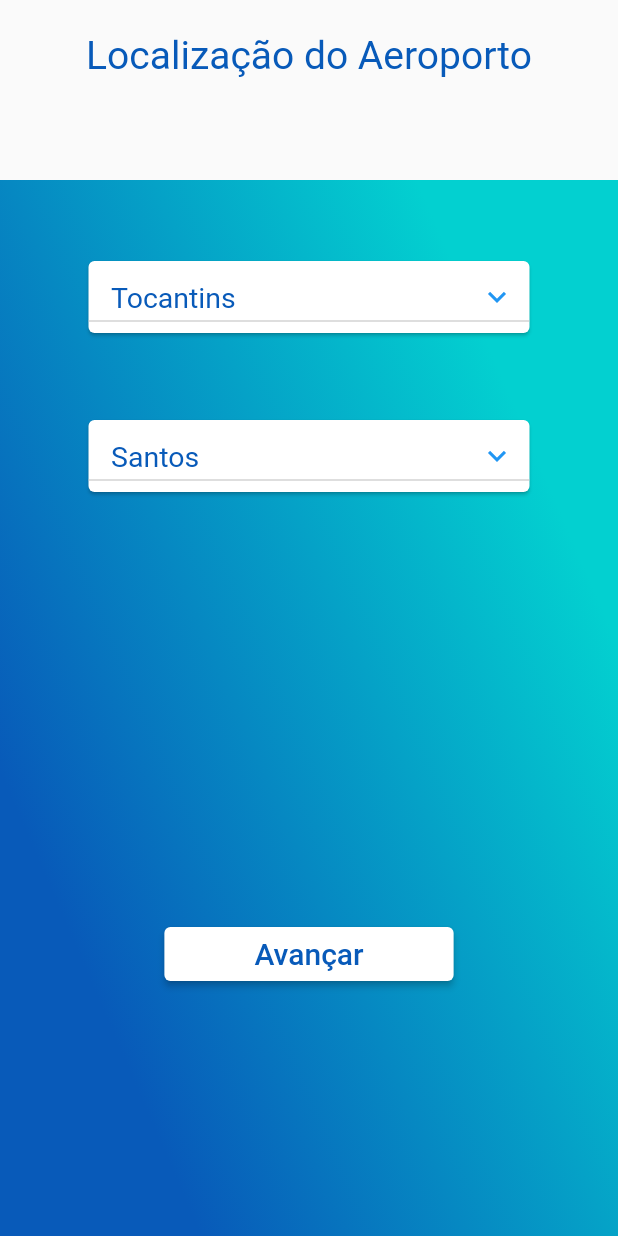
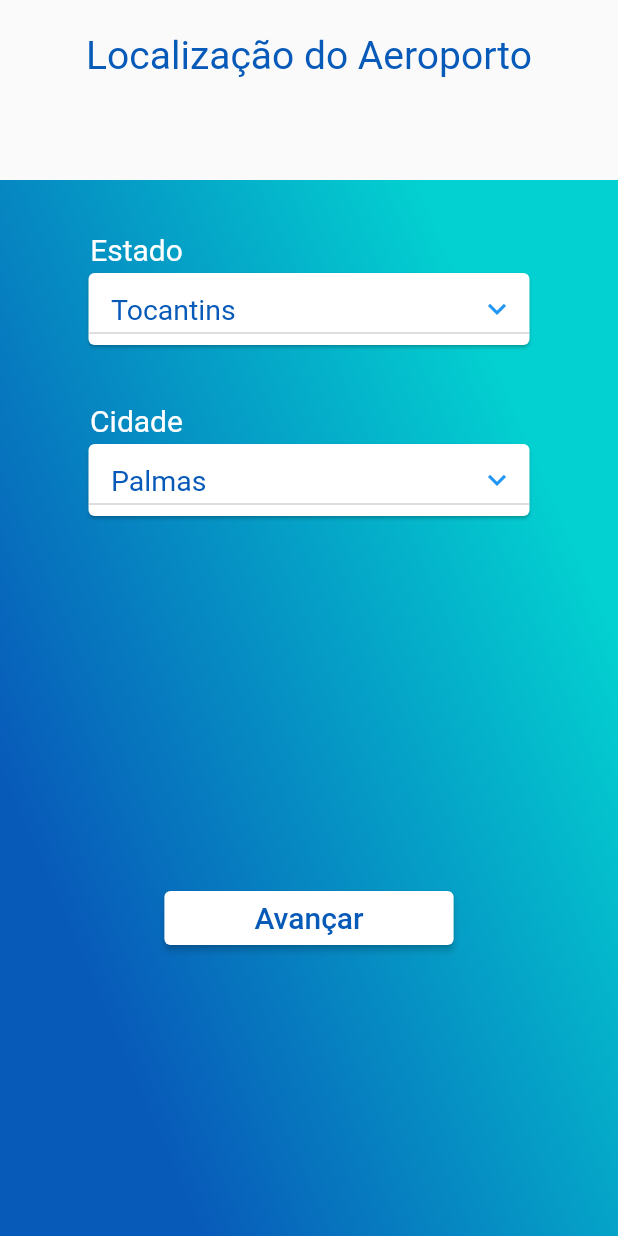
Before and after one commit to victor-lustosa/Infraero-Flutter, a Flutter app: the screen it shows after launch, after a tap on "Avançar", on a phone screen of 412 x 824 dp. Run offline on Flutter 3.47's test engine with Material 2 defaults, Android fonts, the light colour scheme and no system bars; our stand-ins replace google_fonts; Roboto replaces fonts that are missing (Ramabhadra).

Commit message:
concluindo dropdown

```diff
--- a/lib/models/infraero.dart
+++ b/lib/models/infraero.dart
@@ -57,22 +57,16 @@ class Infraero {
     return aero;
   }
 
-  void aeroportoPorEstado(String estado) {
+  void getAeroportoPorCidadeEEstado(String cidade,String estado) {
     Aeroporto? aero;
+    if(vetAeroportosCidadeEstado.isEmpty != true){
+    getAeroportosPorCidadeEstado.clear();
+    }
+
     for (int i = 0; i < getAeroportos.length; i++) {
-      if (getAeroportos[i].getEstado == estado) {
+      if (getAeroportos[i].getCidade == cidade &&
+          getAeroportos[i].getEstado == estado) {
         aero = getAeroportos[i];
-        vetAeroportosEstado.add(aero);
-      }
-    }
-    print(vetAeroportosEstado.toString());
-  }
-
-  void getAeroportoPorCidadeEEstado(String cidade) {
-    Aeroporto? aero;
-    for (int i = 0; i < getAeroportosPorEstado.length; i++) {
-      if (getAeroportosPorEstado[i].getCidade == cidade) {
-        aero = getAeroportosPorEstado[i];
         vetAeroportosCidadeEstado.add(aero);
       }
     }
--- a/lib/pages/aeroporto/home_aeroporto.dart
+++ b/lib/pages/aeroporto/home_aeroporto.dart
@@ -22,8 +22,8 @@ class _HomeAeroportoState extends State<HomeAeroporto>{
   GestorCompanhias gestComp = new GestorCompanhias();
   Aeroporto aeroporto = new Aeroporto();
   Voo voo = new Voo();
-  String? valorEstado ='';
-  String? valorCidade ='';
+  String valorEstado ='';
+  String valorCidade ='';
   void carregaDados(){
     // Companhia? comp1 = Companhia.with_parameters("Fly Emirates", 09786);
     // Companhia? comp2 = Companhia.with_parameters("GOL", 08769);
@@ -32,16 +32,21 @@ class _HomeAeroportoState extends State<HomeAeroporto>{
     // infra.insereAeroporto();
     infra.insereAeroporto(Aeroporto.with_parameters("Campo de Marte","5453345", "Palmas","Tocantins","34343"));
     infra.insereAeroporto(Aeroporto.with_parameters("Campinas/Viracopos","343234", "palmas","brasil","34545"));
+    if( infra.getAeroportosPorCidadeEstado.isEmpty == true){
+    infra.getAeroportoPorCidadeEEstado("Palmas","Tocantins");
     }
-  carregandoListaEstado(){
+  }
 
-  }
   void avancar(BuildContext context){
+
       Navigator.push(context, MaterialPageRoute(builder: (context) => ListaAeroportos(aeroporto: infra.vetAeroportosCidadeEstado)));
+
   }
   @override
   Widget build (BuildContext context) {
+     if(infra.getAeroportos.isEmpty == true){
       carregaDados();
+     }
     return Scaffold(
         appBar:
         PreferredSize(
@@ -65,25 +70,35 @@ class _HomeAeroportoState extends State<HomeAeroporto>{
                   decoration: BoxDecoration(gradient: AppGradients.linear),
                   child: Column(
                       children: <Widget> [
-                        Padding(padding: EdgeInsets.only(top: 50)),
+                        Padding(padding: EdgeInsets.only(top: 35)),
+                        Padding(padding: EdgeInsets.only(right: 230),
+                            child:Text("Estado", style: AppTextStyles.dropDownTitle,)),
                         DropDownEstado(
                           callback: (String estado){
                             setState((){
-                                  infra.aeroportoPorEstado(estado);
+                             valorEstado = estado;
+
                             });
                           },
                         ),
-                        Padding(padding: EdgeInsets.only(top: 50)),
+                        Padding(padding: EdgeInsets.only(top: 35)),
+                        Padding(padding: EdgeInsets.only(right: 230),
+                            child:Text("Cidade", style: AppTextStyles.dropDownTitle,)),
                         DropDownCidade(
                           callback: (String cidade){
                             setState((){
-                              infra.getAeroportoPorCidadeEEstado(cidade);
+                              valorCidade = cidade;
+
                             });
                           },
-                        ),Padding(padding: EdgeInsets.only(top: 280)),
+                        ),Padding(padding: EdgeInsets.only(top: 240)),
                         Row(children: <Widget> [
                           ElevatedButton(
                               onPressed: (){
+                                if(valorEstado!= '' || valorCidade != ''){
+                                infra.getAeroportoPorCidadeEEstado(valorCidade,valorEstado);
+
+                                }
                                 avancar(context);
                               },
                               child: Text("Avançar", style: AppTextStyles.button),
--- a/lib/pages/config/app_text_styles.dart
+++ b/lib/pages/config/app_text_styles.dart
@@ -24,6 +24,11 @@ class AppTextStyles {
     fontSize: 19,
     // fontWeight: FontWeight.w600,
   );
+  static final TextStyle dropDownTitle = GoogleFonts.ramabhadra(
+    color: AppColors.white,
+    fontSize: 20  ,
+    // fontWeight: FontWeight.w600,
+  );
   static final TextStyle button = GoogleFonts.ramabhadra(
     color: AppColors.blue,
     fontSize: 20,
--- a/lib/pages/widgets/dropdown/dropdown_cidade.dart
+++ b/lib/pages/widgets/dropdown/dropdown_cidade.dart
@@ -8,15 +8,14 @@ class DropDownCidade extends StatefulWidget {
   _DropDownCidadeState createState() => _DropDownCidadeState();
 }
 class _DropDownCidadeState extends State<DropDownCidade> {
-
-  String _item_selecionado= "";
-  setItemSelecionado(String item_selecionado) => _item_selecionado = item_selecionado;
   String nomeCidade="";
-  List<String> Cidades = ['Santos','Porto Alegre','Palmas','Rio de Janeiro'];
-  var _itemSelecionado = 'Santos';
+  String dropDownStringItem = '';
+  List<String> Cidades = ['Palmas','Santos','Porto Alegre','Campinas','Rio de Janeiro'];
+  String _itemSelecionado = "Palmas";
 
   @override
   Widget build(BuildContext context) {
+
     return Card(
         child:DropdownButton<String>(
           style: TextStyle(color: AppColors.blue),
@@ -40,7 +39,7 @@ class _DropDownCidadeState extends State<DropDownCidade> {
               this._itemSelecionado =  novoItemSelecionado;
             });
           },
-                value: _itemSelecionado
+          value:this._itemSelecionado
         )
 
     );
--- a/lib/pages/widgets/dropdown/dropdown_estado.dart
+++ b/lib/pages/widgets/dropdown/dropdown_estado.dart
@@ -8,20 +8,18 @@ class DropDownEstado extends StatefulWidget {
   _DropDownEstadoState createState() => _DropDownEstadoState();
 }
 
-
 class _DropDownEstadoState extends State<DropDownEstado> {
-
-  String _item_selecionado= "";
-  setItemSelecionado(String item_selecionado) => _item_selecionado = item_selecionado;
   String nomeEstado="";
-
+  String dropDownStringItem = '';
   List<String> Estados = ['Tocantins','Sao paulo','brasilia','Rio de Janeiro'];
-  var _itemSelecionado = 'Tocantins';
+  String _itemSelecionado ='Tocantins';
 
   @override
   Widget build(BuildContext context) {
+
     return Card(
         child:DropdownButton<String>(
+
             style: TextStyle(color: AppColors.blue),
             icon: RotatedBox(
                 quarterTurns: 1,
@@ -29,6 +27,7 @@ class _DropDownEstadoState extends State<DropDownEstado> {
                     child:Icon(Icons.chevron_right, color: Colors.blue))
             ),
             items : Estados.map((String dropDownStringItem) {
+
               return DropdownMenuItem<String>(
                   value: dropDownStringItem,
                   child:Container(
@@ -43,7 +42,8 @@ class _DropDownEstadoState extends State<DropDownEstado> {
                 this._itemSelecionado =  novoItemSelecionado;
               });
             },
-            value: _itemSelecionado
+          value: _itemSelecionado
+
         )
 
     );
```
Lines whose indentation alone changed are shown as unchanged.
